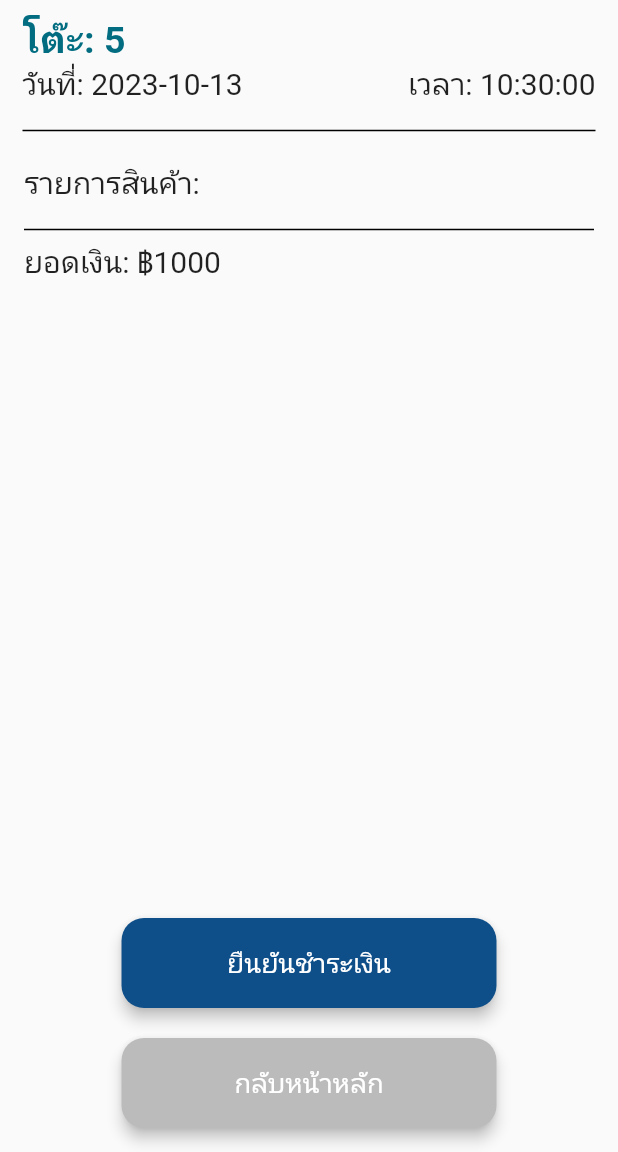
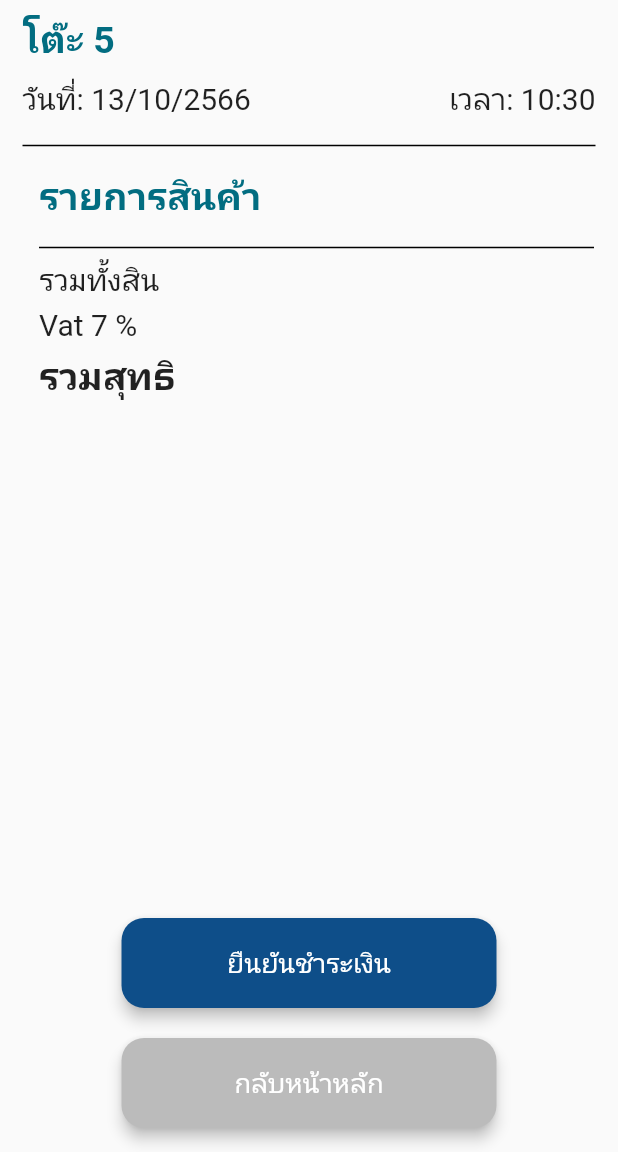
Before and after one commit to peerobinz/workshop2, a Flutter app: the PaymentPage screen opened directly with empty values, on a phone screen of 412 x 824 dp, the part 84-1236 px from its top. Run offline on Flutter 3.47's test engine with Material 2 defaults, Android fonts, the phone set to English and light mode, and no system bars; missing offline and left inert: mysql1; network calls fail.

Commit message:
no message

```diff
--- a/lib/Dialog/confirmOder_dialog.dart
+++ b/lib/Dialog/confirmOder_dialog.dart
@@ -19,7 +19,7 @@ class _ConfirmationDialogState extends State<ConfirmationDialog> {
   void initState() {
     super.initState();
     // เมื่อแสดง Dialog เสร็จแล้ว
-    Future.delayed(const Duration(seconds: 2), () {
+    Future.delayed(const Duration(seconds: 1), () {
       Navigator.of(context).pushReplacement(
         MaterialPageRoute(
           builder: (context) => UserStatus(selectedMeals: widget.selectedMeals),
--- a/lib/manu/meal.dart
+++ b/lib/manu/meal.dart
@@ -1,3 +1,4 @@
+
 enum Status {
   pending,
   completed, //สถานะ
--- a/lib/screen/MainManuSC.dart
+++ b/lib/screen/MainManuSC.dart
@@ -1,9 +1,6 @@
 //import screen
 import 'package:flutter/material.dart';
-
-
 import 'package:workshop2test/screen/User_OrderSC.dart';
-import 'package:workshop2test/screen/User_PeymentSC.dart';
 import 'package:workshop2test/screen/User_StatusSC.dart';
 
 //import widget
--- a/lib/screen/User_PeymentSC.dart
+++ b/lib/screen/User_PeymentSC.dart
@@ -2,6 +2,7 @@ import 'package:flutter/material.dart';
 import 'package:workshop2test/Dialog/confirmPayment_dialog.dart';
 import 'package:workshop2test/manu/meal.dart';
 import 'package:workshop2test/screen/MainManuSC.dart';
+import 'package:intl/intl.dart'; //เวลา
 
 class PaymentPage extends StatefulWidget {
   final List<Meal> selectedMeals;
@@ -36,21 +37,22 @@ class _PaymentPageState extends State<PaymentPage> {
               crossAxisAlignment: CrossAxisAlignment.start,
               children: [
                 const Text(
-                  'โต๊ะ: 5',
+                  'โต๊ะ 5',
                   style: TextStyle(
                       color: AppColors.secondaryColor,
                       fontSize: 25,
                       fontWeight: FontWeight.bold),
                 ),
+                const SizedBox(height: 10),
                 Row(
                   mainAxisAlignment: MainAxisAlignment.spaceBetween,
                   children: [
                     Text(
-                      'วันที่: ${DateTime.now().toLocal().toString().split(' ')[0]}',
+                      'วันที่: ${DateFormat('dd/MM/').format(DateTime.now().toLocal())}${DateTime.now().year + 543}',
                       style: const TextStyle(fontSize: 20),
                     ),
                     Text(
-                      'เวลา: ${DateTime.now().toLocal().toString().split(' ')[1].split('.')[0]}',
+                      'เวลา: ${DateFormat('HH:mm').format(DateTime.now().toLocal())}',
                       style: const TextStyle(fontSize: 20),
                     ),
                   ],
@@ -66,11 +68,16 @@ class _PaymentPageState extends State<PaymentPage> {
           Expanded(
             child: Padding(
               padding:
-                  const EdgeInsets.only(left: 16.0, right: 16.0, bottom: 16.0),
+                  const EdgeInsets.only(left: 26.0, right: 16.0, bottom: 16.0),
               child: ListView(
                 children: [
-                  const SizedBox(height: 5),
-                  const Text('รายการสินค้า:', style: TextStyle(fontSize: 20)),
+                  const Text(
+                    'รายการสินค้า',
+                    style: TextStyle(
+                        color: AppColors.secondaryColor,
+                        fontSize: 25,
+                        fontWeight: FontWeight.bold),
+                  ),
                   const SizedBox(height: 10),
                   ListView.builder(
                     shrinkWrap:
@@ -90,8 +97,14 @@ class _PaymentPageState extends State<PaymentPage> {
                     color: Colors.black,
                     thickness: 1,
                   ),
-                  const Text('ยอดเงิน: ฿1000', style: TextStyle(fontSize: 20)),
-                  const SizedBox(height: 10),
+                  const Text('รวมทั้งสิน ', style: TextStyle(fontSize: 20)),
+                  const SizedBox(height: 5),
+                  const Text('Vat 7 % ', style: TextStyle(fontSize: 20)),
+                  const SizedBox(height: 5),
+                  const Text(
+                    'รวมสุทธิ ',
+                    style: TextStyle(fontSize: 25, fontWeight: FontWeight.bold),
+                  )
                 ],
               ),
             ),
--- a/lib/screen/User_StatusSC.dart
+++ b/lib/screen/User_StatusSC.dart
@@ -2,7 +2,7 @@ import 'package:flutter/material.dart';
 import 'package:workshop2test/Dialog/services_dialog.dart';
 import 'package:workshop2test/Text/my_text.dart';
 import 'package:workshop2test/manu/meal.dart';
-import 'package:workshop2test/screen/MainManuSC.dart';
+
 import 'package:workshop2test/screen/User_OrderSC.dart';
 import 'package:workshop2test/screen/User_PeymentSC.dart';
 
--- a/pubspec.yaml
+++ b/pubspec.yaml
@@ -32,6 +32,8 @@ dependencies:
     sdk: flutter
   http: ^0.13.3
   mysql1: ^0.20.0
+  intl: ^0.17.0
+  provider: ^6.0.5
 
 
 
```
Also changed, not shown: lib/screen/Order_ConfirmSC.dart (+26 -16 lines), lib/screen/Order_DetailSC.dart (+29 -10 lines), lib/screen/User_OrderSC.dart (+22 -24 lines), pubspec.lock.
